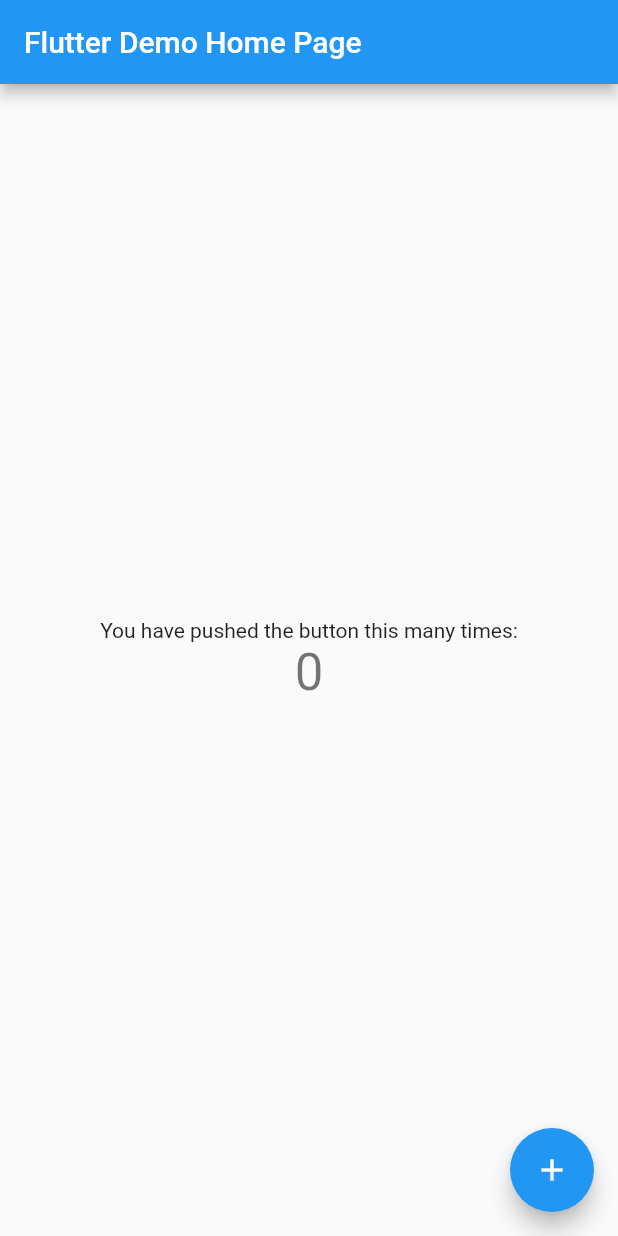
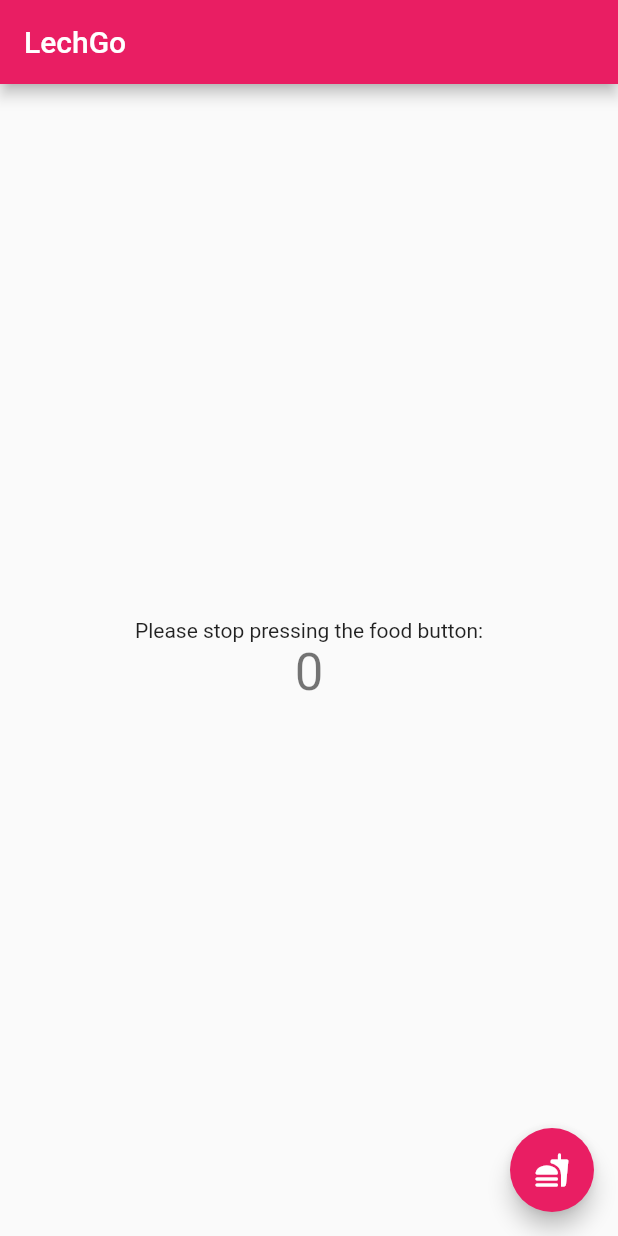
Before and after one commit to melzarjanchico-up/dennis-lechon-crm, a Flutter app: the screen it shows after launch, on a phone screen of 412 x 824 dp. Run offline on Flutter 3.47's test engine with Material 2 defaults, Android fonts, the phone set to English and light mode, and no system bars.

Commit message:
this is a test edit
just trying things out

```diff
--- a/dennis_lechon_crm/lib/main.dart
+++ b/dennis_lechon_crm/lib/main.dart
@@ -11,7 +11,7 @@ class MyApp extends StatelessWidget {
   @override
   Widget build(BuildContext context) {
     return MaterialApp(
-      title: 'Flutter Demo',
+      title: 'Project LechGo',
       theme: ThemeData(
         // This is the theme of your application.
         //
@@ -22,9 +22,9 @@ class MyApp extends StatelessWidget {
         // or simply save your changes to "hot reload" in a Flutter IDE).
         // Notice that the counter didn't reset back to zero; the application
         // is not restarted.
-        primarySwatch: Colors.blue,
+        primarySwatch: Colors.pink,
       ),
-      home: const MyHomePage(title: 'Flutter Demo Home Page'),
+      home: const MyHomePage(title: 'LechGo'),
     );
   }
 }
@@ -96,7 +96,7 @@ class _MyHomePageState extends State<MyHomePage> {
           mainAxisAlignment: MainAxisAlignment.center,
           children: <Widget>[
             const Text(
-              'You have pushed the button this many times:',
+              "Please stop pressing the food button:",
             ),
             Text(
               '$_counter',
@@ -108,7 +108,7 @@ class _MyHomePageState extends State<MyHomePage> {
       floatingActionButton: FloatingActionButton(
         onPressed: _incrementCounter,
         tooltip: 'Increment',
-        child: const Icon(Icons.add),
+        child: const Icon(Icons.fastfood_rounded),
       ), // This trailing comma makes auto-formatting nicer for build methods.
     );
   }
```
Also changed, not shown: dennis_lechon_crm/pubspec.lock.
